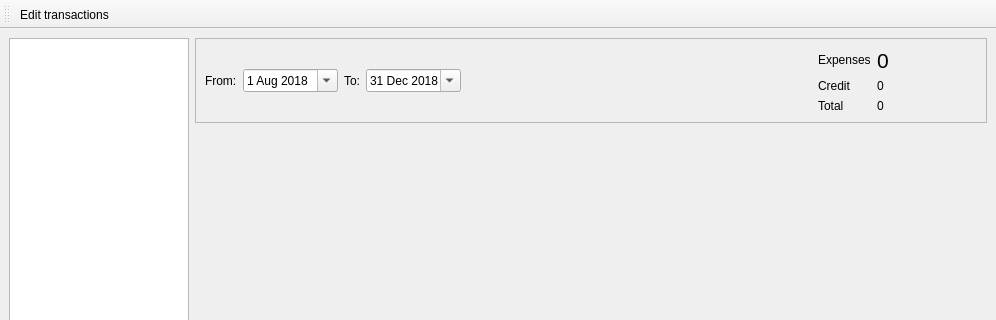
Old version of the form src/mainwindow.ui in the repository mck182/kasa; both pictures show x 0 to 996 and y 0 to 320 of the 996 by 781 pixel window.
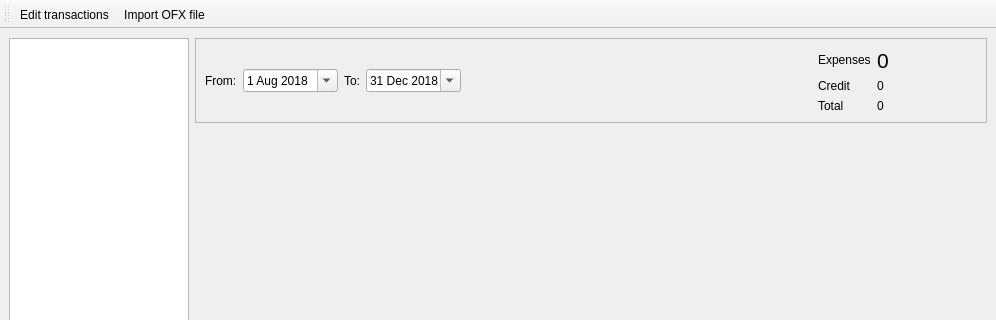
New version of the form. Custom widgets are drawn as their Qt base class.

Commit message: Implement actual file import

```diff
--- a/src/mainwindow.ui
+++ b/src/mainwindow.ui
@@ -208,6 +208,9 @@
    </property>
   </widget>
   <widget class="QToolBar" name="mainToolBar">
+   <property name="toolButtonStyle">
+    <enum>Qt::ToolButtonTextOnly</enum>
+   </property>
    <attribute name="toolBarArea">
     <enum>TopToolBarArea</enum>
    </attribute>
@@ -215,11 +218,20 @@
     <bool>false</bool>
    </attribute>
    <addaction name="actionEditTransactions"/>
+   <addaction name="actionImportOfxFile"/>
   </widget>
   <widget class="QStatusBar" name="statusBar"/>
   <action name="actionEditTransactions">
    <property name="text">
-    <string>Edit transactions</string>
+    <string>Edit transactions...</string>
+   </property>
+   <property name="toolTip">
+    <string>Edit transactions...</string>
+   </property>
+  </action>
+  <action name="actionImportOfxFile">
+   <property name="text">
+    <string>Import OFX file...</string>
    </property>
   </action>
  </widget>
```
The commit also changes 2 other files.
